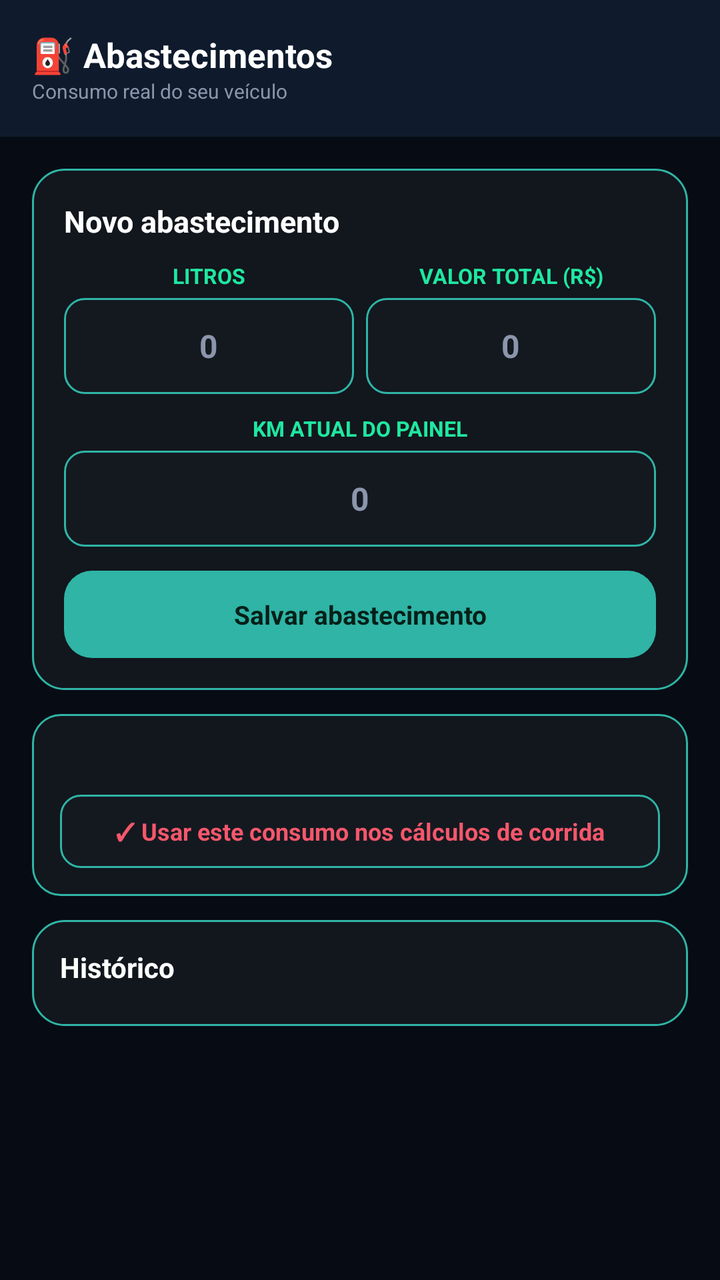
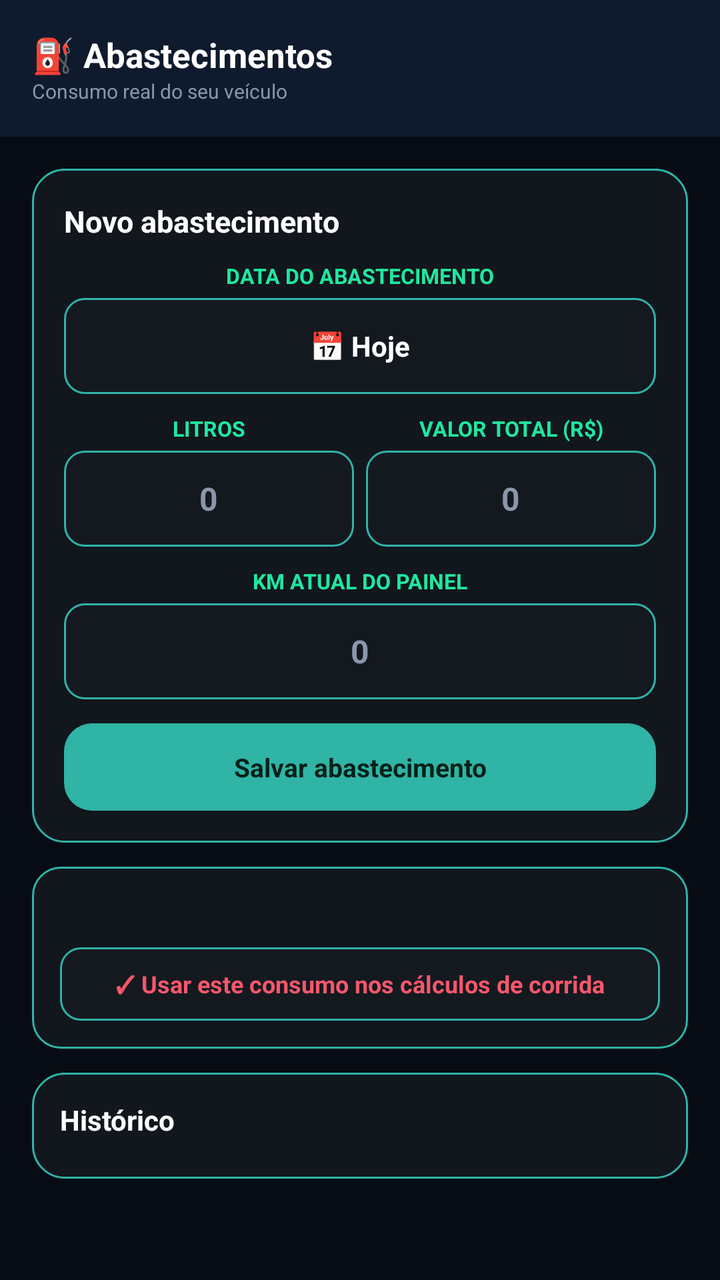

An Android layout rendered at two revisions. The XML below is the earlier revision; the diff shows what the commit changed to produce the second picture.
<!-- AndroidManifest.xml: application theme Theme.MaterialComponents.DayNight.NoActionBar -->
<!-- res/layout/activity_abastecimentos.xml -->
<?xml version="1.0" encoding="utf-8"?>
<ScrollView xmlns:android="http://schemas.android.com/apk/res/android"
    android:layout_width="match_parent"
    android:layout_height="match_parent"
    android:background="#070C14">

    <LinearLayout
        android:layout_width="match_parent"
        android:layout_height="wrap_content"
        android:orientation="vertical">

        <LinearLayout
            android:layout_width="match_parent"
            android:layout_height="wrap_content"
            android:orientation="vertical"
            android:background="#0F1B2D"
            android:padding="16dp"
            android:paddingBottom="18dp">

            <TextView
                android:layout_width="wrap_content"
                android:layout_height="wrap_content"
                android:text="⛽ Abastecimentos"
                android:textColor="#FFFFFF"
                android:textSize="17sp"
                android:textStyle="bold" />

            <TextView
                android:layout_width="wrap_content"
                android:layout_height="wrap_content"
                android:text="Consumo real do seu veículo"
                android:textColor="#8B96AC"
                android:textSize="10sp" />
        </LinearLayout>

        <LinearLayout
            android:layout_width="match_parent"
            android:layout_height="wrap_content"
            android:orientation="vertical"
            android:padding="16dp">

            <LinearLayout
                android:layout_width="match_parent"
                android:layout_height="wrap_content"
                android:orientation="vertical"
                android:background="@drawable/bg_card_dark"
                android:padding="16dp"
                android:layout_marginBottom="12dp">

                <TextView
                    android:layout_width="wrap_content"
                    android:layout_height="wrap_content"
                    android:text="Novo abastecimento"
                    android:textColor="#FFFFFF"
                    android:textSize="15sp"
                    android:textStyle="bold"
                    android:layout_marginBottom="10dp" />

                <LinearLayout
                    android:layout_width="match_parent"
                    android:layout_height="wrap_content"
                    android:orientation="horizontal"
                    android:layout_marginBottom="10dp">

                    <LinearLayout
                        android:layout_width="0dp"
                        android:layout_height="wrap_content"
                        android:layout_weight="1"
                        android:orientation="vertical"
                        android:layout_marginEnd="6dp">

                        <TextView
                            android:layout_width="match_parent"
                            android:layout_height="wrap_content"
                            android:gravity="center"
                            android:text="LITROS"
                            android:textColor="#1FE7A0"
                            android:textSize="10.5sp"
                            android:textStyle="bold"
                            android:paddingBottom="4dp" />

                        <EditText
                            android:id="@+id/edtLitros"
                            android:layout_width="match_parent"
                            android:layout_height="48dp"
                            android:background="@drawable/bg_input_verde"
                            android:gravity="center"
                            android:textColor="#FFFFFF"
                            android:textColorHint="#8B96AC"
                            android:hint="0"
                            android:textSize="16sp"
                            android:textStyle="bold"
                            android:inputType="numberDecimal" />
                    </LinearLayout>

                    <LinearLayout
                        android:layout_width="0dp"
                        android:layout_height="wrap_content"
                        android:layout_weight="1"
                        android:orientation="vertical">

                        <TextView
                            android:layout_width="match_parent"
                            android:layout_height="wrap_content"
                            android:gravity="center"
                            android:text="VALOR TOTAL (R$)"
                            android:textColor="#1FE7A0"
                            android:textSize="10.5sp"
                            android:textStyle="bold"
                            android:paddingBottom="4dp" />

                        <EditText
                            android:id="@+id/edtValorAbastecimento"
                            android:layout_width="match_parent"
                            android:layout_height="48dp"
                            android:background="@drawable/bg_input_verde"
                            android:gravity="center"
                            android:textColor="#FFFFFF"
                            android:textColorHint="#8B96AC"
                            android:hint="0"
                            android:textSize="16sp"
                            android:textStyle="bold"
                            android:inputType="numberDecimal" />
                    </LinearLayout>
                </LinearLayout>

                <TextView
                    android:layout_width="match_parent"
                    android:layout_height="wrap_content"
                    android:gravity="center"
                    android:text="KM ATUAL DO PAINEL"
                    android:textColor="#1FE7A0"
                    android:textSize="10.5sp"
                    android:textStyle="bold"
                    android:paddingBottom="4dp" />
                <EditText
                    android:id="@+id/edtKmAtual"
                    android:layout_width="match_parent"
                    android:layout_height="48dp"
                    android:background="@drawable/bg_input_verde"
                    android:gravity="center"
                    android:textColor="#FFFFFF"
                    android:textColorHint="#8B96AC"
                    android:hint="0"
                    android:textSize="16sp"
                    android:textStyle="bold"
                    android:inputType="numberDecimal"
                    android:layout_marginBottom="12dp" />

                <TextView
                    android:id="@+id/btnSalvarAbastecimento"
                    android:layout_width="match_parent"
                    android:layout_height="wrap_content"
                    android:background="@drawable/bg_cta_start"
                    android:padding="13dp"
                    android:gravity="center"
                    android:text="Salvar abastecimento"
                    android:textColor="#052018"
                    android:textSize="13sp"
                    android:textStyle="bold"
                    android:clickable="true"
                    android:focusable="true" />
            </LinearLayout>

            <LinearLayout
                android:layout_width="match_parent"
                android:layout_height="wrap_content"
                android:orientation="vertical"
                android:background="@drawable/bg_tint_red"
                android:padding="14dp"
                android:layout_marginBottom="12dp">

                <TextView
                    android:id="@+id/txtConsumoMedio"
                    android:layout_width="match_parent"
                    android:layout_height="wrap_content"
                    android:textColor="#8B96AC"
                    android:textSize="12sp"
                    android:layout_marginBottom="10dp" />

                <TextView
                    android:id="@+id/btnUsarConsumoReal"
                    android:layout_width="match_parent"
                    android:layout_height="wrap_content"
                    android:background="@drawable/bg_input_verde"
                    android:padding="10dp"
                    android:gravity="center"
                    android:text="✓ Usar este consumo nos cálculos de corrida"
                    android:textColor="#F5576B"
                    android:textSize="12sp"
                    android:textStyle="bold"
                    android:clickable="true"
                    android:focusable="true" />
            </LinearLayout>

            <LinearLayout
                android:layout_width="match_parent"
                android:layout_height="wrap_content"
                android:orientation="vertical"
                android:background="@drawable/bg_card_dark"
                android:padding="14dp">

                <TextView
                    android:layout_width="wrap_content"
                    android:layout_height="wrap_content"
                    android:text="Histórico"
                    android:textColor="#FFFFFF"
                    android:textSize="14sp"
                    android:textStyle="bold"
                    android:layout_marginBottom="6dp" />

                <LinearLayout
                    android:id="@+id/containerAbastecimentos"
                    android:layout_width="match_parent"
                    android:layout_height="wrap_content"
                    android:orientation="vertical" />
            </LinearLayout>

        </LinearLayout>
    </LinearLayout>
</ScrollView>
<!-- resources referenced by this layout -->
<resources>
  <!-- drawable bg_card_dark (drawable) -->
  <?xml version="1.0" encoding="utf-8"?>
  <shape xmlns:android="http://schemas.android.com/android/res/android" android:shape="rectangle">
      <solid android:color="#12161D" />
      <stroke android:width="1dp" android:color="#2FB4A6" />
      <corners android:radius="16dp" />
  </shape>
  <!-- drawable bg_cta_start (drawable) -->
  <?xml version="1.0" encoding="utf-8"?>
  <shape xmlns:android="http://schemas.android.com/apk/res/android" android:shape="rectangle">
      <solid android:color="#2FB4A6" />
      <corners android:radius="14dp" />
  </shape>
  <!-- drawable bg_input_verde (drawable) -->
  <?xml version="1.0" encoding="utf-8"?>
  <shape xmlns:android="http://schemas.android.com/apk/res/android" android:shape="rectangle">
      <solid android:color="#141920" />
      <stroke android:width="1dp" android:color="#2FB4A6" />
      <corners android:radius="10dp" />
  </shape>
  <!-- drawable bg_tint_red (drawable) -->
  <?xml version="1.0" encoding="utf-8"?>
  <shape xmlns:android="http://schemas.android.com/apk/res/android" android:shape="rectangle">
      <solid android:color="#12161D" />
      <stroke android:width="1dp" android:color="#2FB4A6" />
      <corners android:radius="14dp" />
  </shape>
</resources>

<!-- the commit's change to res/layout/activity_abastecimentos.xml (unified diff, before → after) -->
@@ -56,6 +56,29 @@
                     android:textStyle="bold"
                     android:layout_marginBottom="10dp" />
 
+                <TextView
+                    android:layout_width="match_parent"
+                    android:layout_height="wrap_content"
+                    android:gravity="center"
+                    android:text="DATA DO ABASTECIMENTO"
+                    android:textColor="#1FE7A0"
+                    android:textSize="10.5sp"
+                    android:textStyle="bold"
+                    android:paddingBottom="4dp" />
+                <TextView
+                    android:id="@+id/btnEscolherDataAbastecimento"
+                    android:layout_width="match_parent"
+                    android:layout_height="48dp"
+                    android:background="@drawable/bg_input_verde"
+                    android:gravity="center"
+                    android:text="📅 Hoje"
+                    android:textColor="#FFFFFF"
+                    android:textSize="14sp"
+                    android:textStyle="bold"
+                    android:layout_marginBottom="10dp"
+                    android:clickable="true"
+                    android:focusable="true" />
+
                 <LinearLayout
                     android:layout_width="match_parent"
                     android:layout_height="wrap_content"
